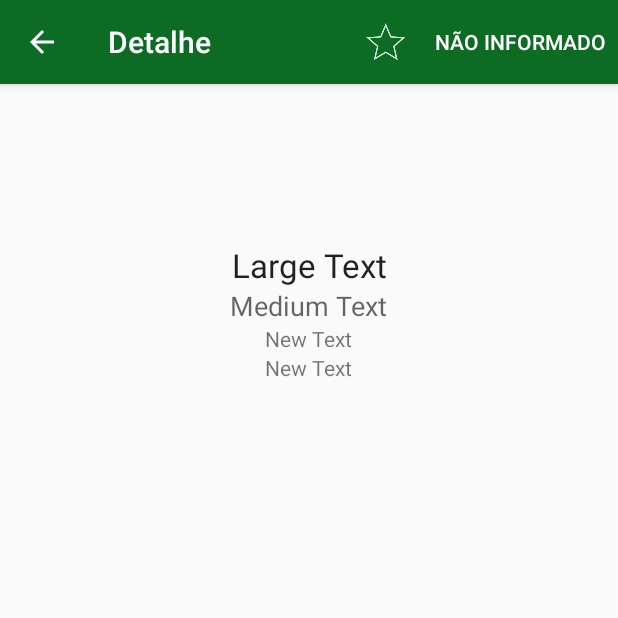
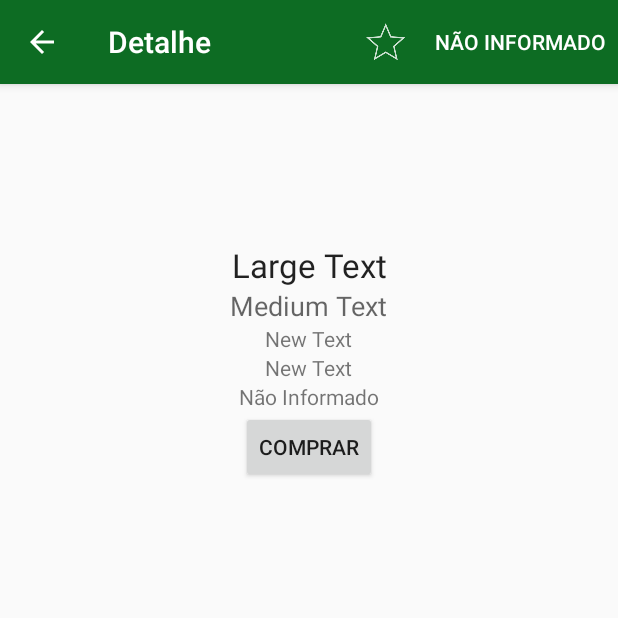
Before and after one commit to gisomarjr/ProjetoAndroid, an Android app: the DetalheLivroFragment screen opened directly, with no data from a screen before it, on a phone screen of 412 x 824 dp, the top half of it. Run offline under Robolectric (Android 15) with nearby library versions, the light colour scheme and no system bars; our stand-ins replace Picasso; pictures from the network do not load; 11 statements that could not run were skipped.

Commit message:
Colocando os botões de compra na DetalheLivroFragment

```diff
--- a/app/src/main/res/layout/fragment_detalhe_livro.xml
+++ b/app/src/main/res/layout/fragment_detalhe_livro.xml
@@ -50,7 +50,18 @@
         android:autoLink="web"
         android:clickable="true"/>
 
-
+    <TextView
+        android:layout_width="wrap_content"
+        android:layout_height="wrap_content"
+        android:text="New Text"
+        android:id="@+id/txtPreco"
+       />
+    <Button
+        android:layout_width="wrap_content"
+        android:layout_height="wrap_content"
+        android:id="@+id/btnComprar"
+        android:text="Comprar"
+        />
     </LinearLayout>
 
 </ScrollView>
```
Also changed, not shown: app/src/main/java/br/com/nglauber/exemplolivros/DetalheLivroFragment.java (+50 -1 lines), 1 other file.
